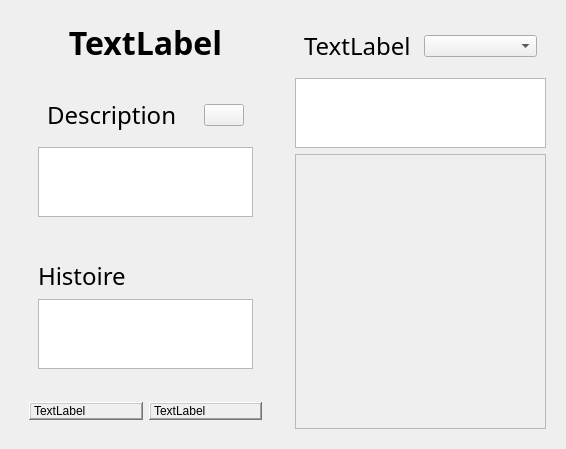
Above: python_modules/view/view_kingdom/book_world_main_page.ui from cyril711/git-MythicWar before the change. Below: the same form after it.
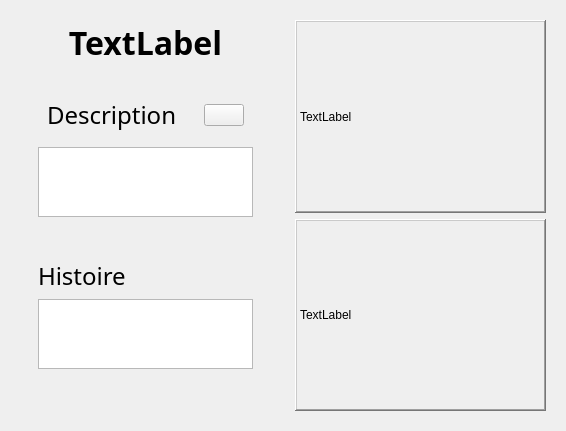
That is the form after the change.

Commit message:
Page warrior finie (presque)
reste pb focus sur homepage
+ pb goToMap (mauvaise position longitude)
+ historique
+ mise en page reverse

```diff
--- a/python_modules/view/view_kingdom/book_world_main_page.ui
+++ b/python_modules/view/view_kingdom/book_world_main_page.ui
@@ -7,7 +7,7 @@
     <x>0</x>
     <y>0</y>
     <width>566</width>
-    <height>407</height>
+    <height>425</height>
    </rect>
   </property>
   <property name="windowTitle">
@@ -129,7 +129,15 @@
       </item>
       <item>
        <widget class="QWidget" name="widget_5" native="true">
-        <layout class="QHBoxLayout" name="horizontalLayout_4">
+        <layout class="QHBoxLayout" name="horizontalLayout_4"/>
+       </widget>
+      </item>
+     </layout>
+    </widget>
+   </item>
+   <item>
+    <widget class="QWidget" name="right_page" native="true">
+     <layout class="QVBoxLayout" name="verticalLayout_2" stretch="0,0">
          <item>
           <widget class="QLabel" name="army_picture">
            <property name="frameShape">
@@ -154,65 +162,6 @@
            <property name="text">
             <string>TextLabel</string>
            </property>
-          </widget>
-         </item>
-        </layout>
-       </widget>
-      </item>
-     </layout>
-    </widget>
-   </item>
-   <item>
-    <widget class="QWidget" name="right_page" native="true">
-     <layout class="QVBoxLayout" name="verticalLayout_2" stretch="0,2,20">
-      <item>
-       <widget class="QWidget" name="widget_6" native="true">
-        <layout class="QHBoxLayout" name="horizontalLayout_5">
-         <item>
-          <widget class="QLabel" name="groupe_name">
-           <property name="font">
-            <font>
-             <family>Nyala</family>
-             <pointsize>18</pointsize>
-            </font>
-           </property>
-           <property name="text">
-            <string>TextLabel</string>
-           </property>
-          </widget>
-         </item>
-         <item>
-          <widget class="QComboBox" name="comboBoxColor"/>
-         </item>
-        </layout>
-       </widget>
-      </item>
-      <item>
-       <widget class="QPlainTextEdit" name="description_groupe">
-        <property name="enabled">
-         <bool>true</bool>
-        </property>
-        <property name="backgroundVisible">
-         <bool>false</bool>
-        </property>
-       </widget>
-      </item>
-      <item>
-       <widget class="QScrollArea" name="scrollArea">
-        <property name="widgetResizable">
-         <bool>true</bool>
-        </property>
-        <widget class="QWidget" name="vignettes">
-         <property name="geometry">
-          <rect>
-           <x>0</x>
-           <y>0</y>
-           <width>251</width>
-           <height>241</height>
-          </rect>
-         </property>
-         <layout class="QGridLayout" name="gridLayout"/>
-        </widget>
        </widget>
       </item>
      </layout>
```
Lines whose indentation alone changed are shown as unchanged. The commit also changes 101 other files.
